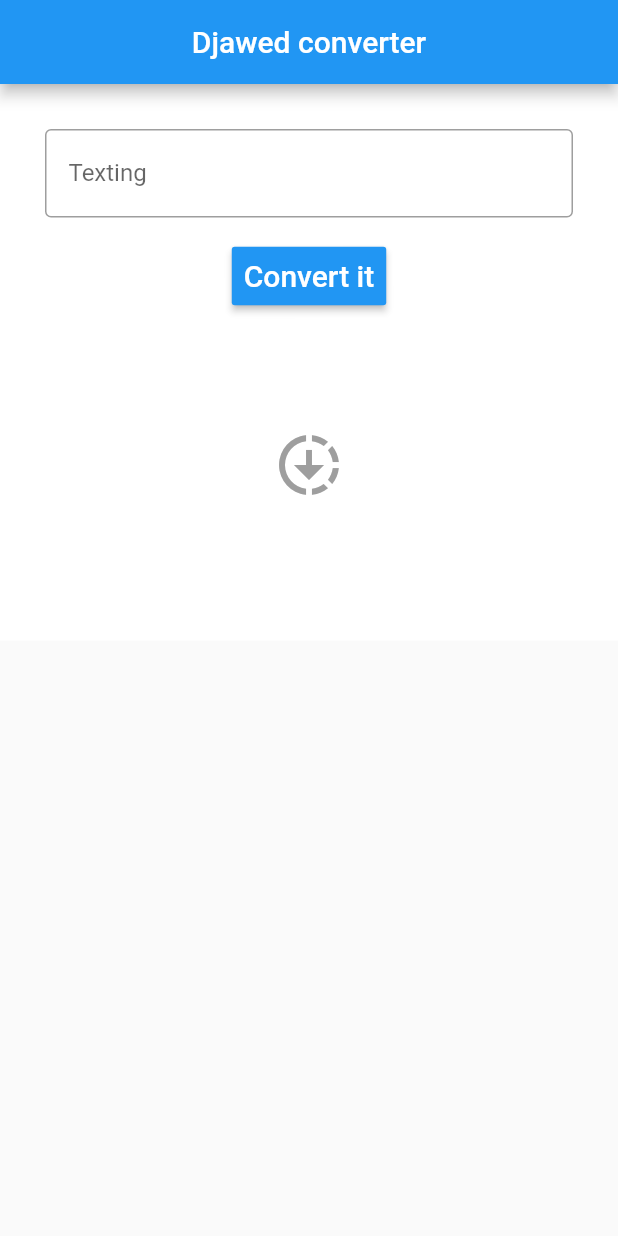
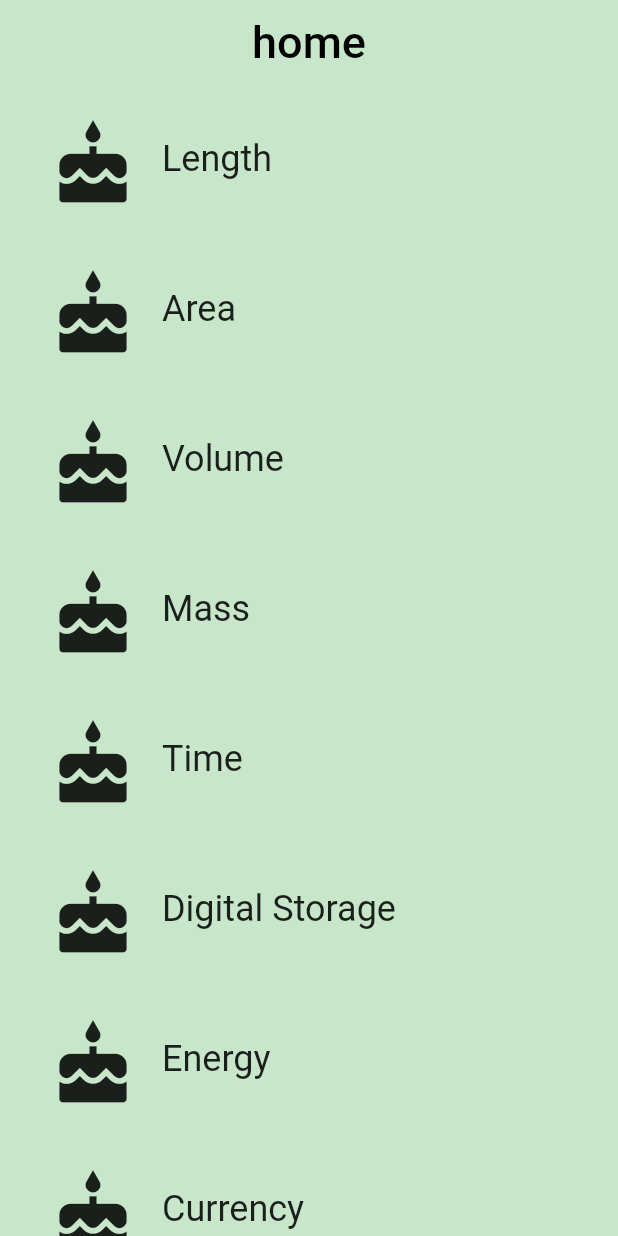
Before and after one commit to djawed-bkh/Temperature_converter, a Flutter app: the screen it shows after launch, on a phone screen of 412 x 824 dp. Run offline on Flutter 3.47's test engine with Material 2 defaults, Android fonts, the phone set to English and light mode, and no system bars.

Commit message:
learned some stuff

```diff
--- a/lib/Converter.dart
+++ b/lib/Converter.dart
@@ -1,12 +1,14 @@
 import 'package:flutter/material.dart';
 
 class converter extends StatelessWidget {
+
   const converter({Key? key}) : super(key: key);
-
+  static int selectedIndex = 0;
   static String? _value;
 
   @override
   Widget build(BuildContext context) {
+
     final firstgroup = Container(
       color: Colors.white,
       padding: EdgeInsets.all(15.0),
@@ -15,20 +17,57 @@ class converter extends StatelessWidget {
           Column(
             children: [
               Container(
-                padding: EdgeInsets.all(15.0),
+                padding: EdgeInsets.only(top: 100),
+                child: IconButton(
+                  icon: Icon(Icons.facebook),
+                iconSize: 150.0,
+                color: Colors.blue,
+                onPressed: () {}
+                ),
+              ),
+              Container(
+                padding: EdgeInsets.only(top:50),
                 child: TextField(
                   obscureText: false,
                   decoration: InputDecoration(
                     border: OutlineInputBorder(),
-                    labelText: " Texting",
-                    hintText: "write the temperature",
+                    labelText: " Phone number, username or email",
+                    hintText: "Type your Phone number, username or email",
                   ),
                 ),
               ),
               Container(
+                padding: EdgeInsets.only(top: 20,bottom: 0),
+                child:SizedBox(
+                width: double.infinity,
+                child:TextField(
+                  obscureText: false,
+                  decoration: InputDecoration(
+                    border: OutlineInputBorder(),
+                    labelText: "Password",
+                    hintText: "Type your password",
+                  ),
+                ),
+                )
+              ),
+              Container(
+                  padding: EdgeInsets.only(top: 0,bottom:100, right:0,left: 220 ),
+                  child:SizedBox(
+                    width: double.infinity,
+                    child:TextButton(
+                      child: Text("Mot de passe oublié ?"),
+                      onPressed: () {  },
+
+                    ),
+                  )
+              ),
+
+              Container(
+                child:SizedBox(
+                  width: double.infinity,
                   child: RaisedButton(
                     child: Text(
-                    "Convert it",
+                      "Log in",
                       style: TextStyle(fontSize: 20),
                     ),
                     color: Colors.blue,
@@ -36,21 +75,14 @@ class converter extends StatelessWidget {
                     padding: EdgeInsets.all(8.0),
                     splashColor: Colors.grey,
                     onPressed: () {
-                    print("this was pressed");
+                      print("Log in");
                     },
+                    shape: new RoundedRectangleBorder(
+                      borderRadius: new BorderRadius.circular(10.0),
                     ),
                   ),
-              Container(
-                padding:  EdgeInsets.all(70.0),
-                child: IconButton(    icon: Icon(Icons.downloading),
-                  color: Colors.grey,
-                  highlightColor: Colors.red,
-                  hoverColor: Colors.green,
-                  focusColor: Colors.purple,
-                  splashColor: Colors.yellow,
-                  iconSize: 48,
-                  onPressed: () { print("this was pressed"); },  ),
-              )
+                ),
+              ),
             ],
           )
         ],
@@ -58,11 +90,9 @@ class converter extends StatelessWidget {
     );
 
     return (Scaffold(
-      appBar: AppBar(
-        title: Text("Djawed converter"),
-        centerTitle: true,
-      ),
+
       body: firstgroup,
     ));
   }
+
 }
--- a/lib/category.dart
+++ b/lib/category.dart
@@ -1,43 +1,71 @@
 import 'package:flutter/material.dart';
+
+import 'category_route.dart';
+import 'unit.dart';
 
 const _rowHeight = 100.0;
 final _borderRadius = BorderRadius.circular(_rowHeight / 2);
 
+/// A custom [Category] widget.
+///
+/// The widget is composed on an [Icon] and [Text]. Tapping on the widget shows
+/// a colored [InkWell] animation.
 class category extends StatelessWidget {
   final String name;
   final ColorSwatch color;
   final IconData iconLocation;
+  final List<Unit> units;
 
-  const category(
-      {Key? key,
-      required this.name,
-      required this.color,
-      required this.iconLocation})
-      : super(key: key);
+
+
+  /// the UI, and the icon that represents it (e.g. a ruler).
+  // While the @required checks for whether a named parameter is passed in,
+  // it doesn't check whether the object passed in is null. We check that
+  // in the assert statement.
+  const category({
+    Key? key,
+    required this.name,
+    required this.color,
+    required this.iconLocation,
+    required this.units,
+  }) : super(key: key);
+
+  /// Navigates to the [ConverterRoute].
+  void _navigateToConverter(BuildContext context,String title) {
+    // TODO: Using the Navigator, navigate to the [ConverterRoute]
+    Navigator.of(context).push(MaterialPageRoute(builder: (context) => CategoryRoute(title)));
+  }
 
   @override
   Widget build(BuildContext context) {
-    return (Material(
-      color: Colors.blue,
+    return Material(
+      color: Colors.transparent,
       child: SizedBox(
         height: _rowHeight,
         child: InkWell(
-          highlightColor: Colors.lightBlueAccent,
-          splashColor: Colors.lightBlueAccent,
+          borderRadius: _borderRadius,
+          highlightColor: color,
+          splashColor: color,
+          // We can use either the () => function() or the () { function(); }
+          // syntax.
+          // TODO: Update this onTap property to call _navigateToConverter()
           onTap: () {
-            print("i was taped");
+            _navigateToConverter(context,name);
           },
           child: Padding(
             padding: const EdgeInsets.all(8.0),
             child: Row(
-              crossAxisAlignment: CrossAxisAlignment.center,
+              crossAxisAlignment: CrossAxisAlignment.stretch,
+              // There are two ways to denote a list: `[]` and `List()`.
+              // Prefer to use the literal syntax, i.e. `[]`, instead of `List()`.
+              // You can add the type argument if you'd like, i.e. <Widget>[].
+              // See https://www.dartlang.org/guides/language/effective-dart/usage#do-use-collection-literals-when-possible
               children: [
                 Padding(
-                  padding: const EdgeInsets.all(15.0),
+                  padding: const EdgeInsets.all(16.0),
                   child: Icon(
-                    Icons.favorite,
-                    size: 50.0,
-                    color: Colors.red,
+                    iconLocation,
+                    size: 60.0,
                   ),
                 ),
                 Center(
@@ -52,6 +80,6 @@ class category extends StatelessWidget {
           ),
         ),
       ),
-    ));
+    );
   }
 }
--- a/lib/category_route.dart
+++ b/lib/category_route.dart
@@ -1,8 +1,25 @@
 import 'package:flutter/material.dart';
+
 import 'category.dart';
+import 'unit.dart';
 
-class categoryRoute extends StatelessWidget {
-  const categoryRoute({Key? key}) : super(key: key);
+final _backgroundColor = Colors.green[100];
+
+/// Category Route (screen).
+///
+/// This is the 'home' screen of the Unit Converter. It shows a header and
+/// a list of [Categories].
+///
+/// While it is named CategoryRoute, a more apt name would be CategoryScreen,
+/// because it is responsible for the UI at the route's destination.
+class CategoryRoute extends StatelessWidget {
+
+  String title ='Unit Converter';
+
+  CategoryRoute(String title){
+    this.title= title;
+
+  }
 
   static const _categoryNames = <String>[
     'Length',
@@ -26,40 +43,56 @@ class categoryRoute extends StatelessWidget {
     Colors.red,
   ];
 
+  /// Makes the correct number of rows for the list view.
+  ///
+  /// For portrait, we use a [ListView].
+  Widget _buildCategoryWidgets(List<Widget> categories) {
+    return ListView.builder(
+      itemBuilder: (BuildContext context, int index) => categories[index],
+      itemCount: categories.length,
+    );
+  }
+
+  /// Returns a list of mock [Unit]s.
+  List<Unit> _retrieveUnitList(String categoryName) {
+    return List.generate(10, (int i) {
+      i += 1;
+      return Unit(
+        name: '$categoryName Unit $i',
+        conversion: i.toDouble(),
+      );
+    });
+  }
+
   @override
   Widget build(BuildContext context) {
-
-    final categorieList = <category>[];
+    final categories = <category>[];
 
     for (var i = 0; i < _categoryNames.length; i++) {
-      categorieList.add(category(
-          name: _categoryNames[i],
-          color: _baseColors[i]  as ColorSwatch<dynamic>,
-          iconLocation: Icons.favorite));
-
-
+      categories.add(category(
+        name: _categoryNames[i],
+        color: _baseColors[i] as ColorSwatch<dynamic>,
+        iconLocation: Icons.cake,
+        units: _retrieveUnitList(_categoryNames[i]),
+      ));
     }
 
     final listView = Container(
-      padding: EdgeInsets.all(8.0),
-      child: ListView.builder(
-        itemCount: categorieList.length,
-        itemBuilder: (BuildContext context, int index) {
-          return Container(
-            child:categorieList[index],
-          );
-        },
-      ),
+      color: _backgroundColor,
+      padding: const EdgeInsets.symmetric(horizontal: 8.0),
+      child: _buildCategoryWidgets(categories),
     );
 
-    // TODO: Create an App Bar
     final appBar = AppBar(
-      backgroundColor: Colors.green,
       elevation: 0.0,
-      title: Text(
-        "Unit converter",
-        style: TextStyle(fontSize: 30.0),
+      title:  Text( title,
+        style: TextStyle(
+          color: Colors.black,
+          fontSize: 30.0,
+        ),
       ),
+      centerTitle: true,
+      backgroundColor: _backgroundColor,
     );
 
     return Scaffold(
--- a/lib/main.dart
+++ b/lib/main.dart
@@ -20,7 +20,7 @@ class UnitConvertApp extends StatelessWidget {
     return (MaterialApp(
       debugShowCheckedModeBanner: false,
       title: "Unit converter",
-      home: converter(),
+      home: CategoryRoute("home"),
     ));
   }
 }
--- /dev/null
+++ b/lib/unit.dart
@@ -0,0 +1,19 @@
+class Unit {
+  final String? name;
+  final double? conversion;
+
+  /// A [Unit] stores its name and conversion factor.
+  ///
+  /// An example would be 'Meter' and '1.0'.
+  const Unit({
+    required String this.name,
+    required double this.conversion,
+  });
+
+  /// Creates a [Unit] from a JSON object.
+  Unit.fromJson(Map jsonMap)
+      : assert(jsonMap['name'] != null),
+        assert(jsonMap['conversion'] != null),
+        name = jsonMap['name'],
+        conversion = jsonMap['conversion'].toDouble();
+}
```
Lines whose indentation alone changed are shown as unchanged.
